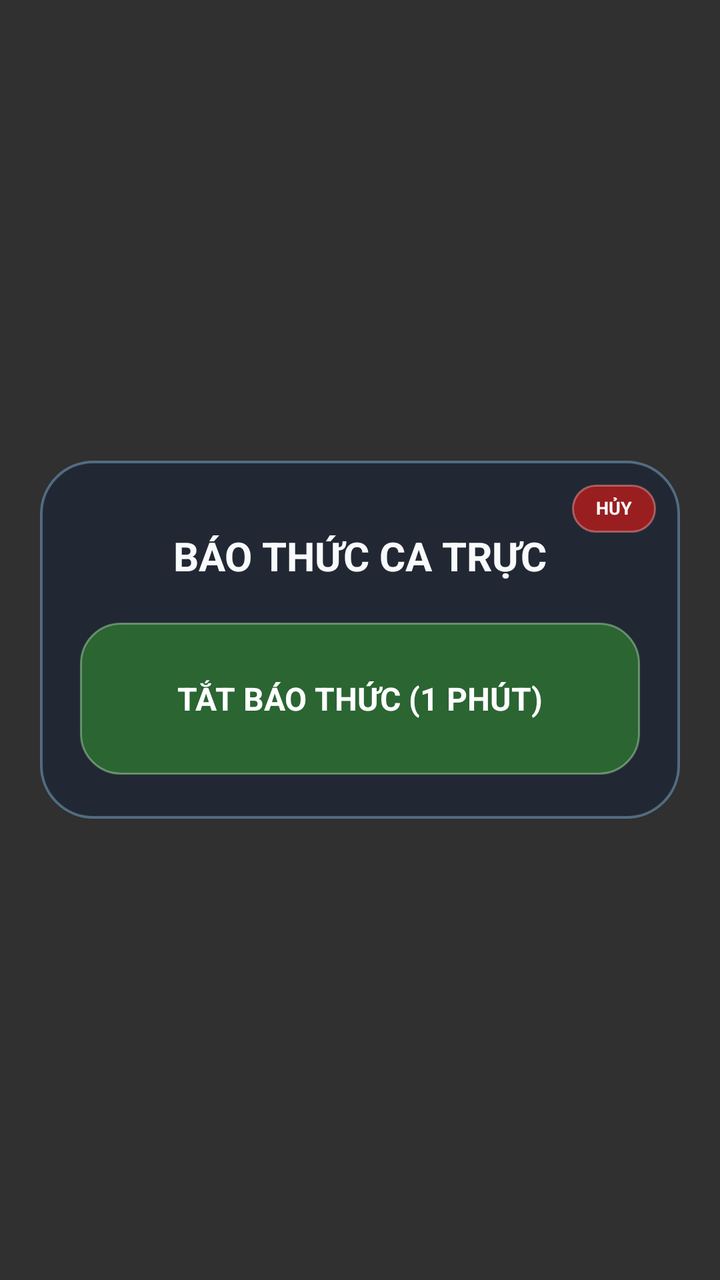
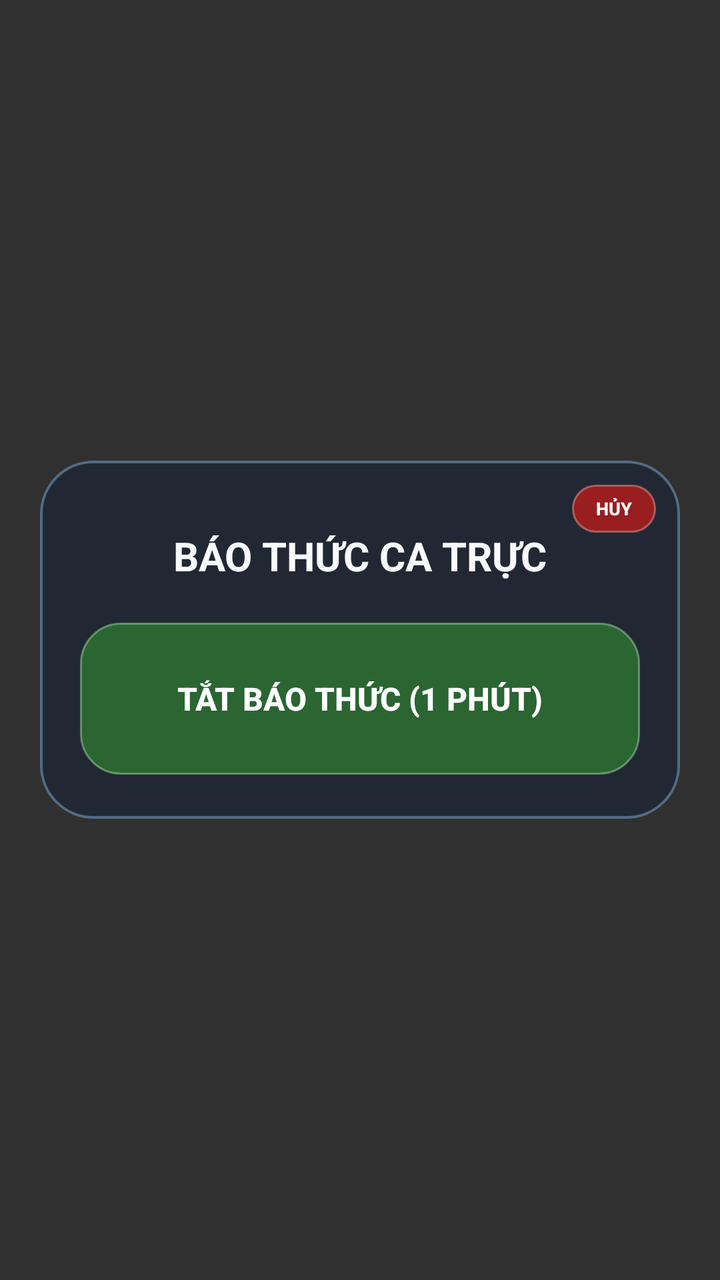

Screens rendered from an Android XML layout before and after an edit, with the pre-edit source and the edit as a unified diff.
<!-- AndroidManifest.xml: application theme Theme.TrucCaAlarm -->
<!-- res/layout/dialog_wake_popup.xml -->
<?xml version="1.0" encoding="utf-8"?>
<FrameLayout xmlns:android="http://schemas.android.com/apk/res/android"
    android:layout_width="match_parent"
    android:layout_height="match_parent"
    android:padding="20dp">

    <FrameLayout
        android:id="@+id/cardWakePopup"
        android:layout_width="match_parent"
        android:layout_height="wrap_content"
        android:layout_gravity="center"
        android:background="@drawable/bg_wake_glass_card">

        <LinearLayout
            android:layout_width="match_parent"
            android:layout_height="wrap_content"
            android:gravity="center_horizontal"
            android:orientation="vertical"
            android:paddingStart="20dp"
            android:paddingTop="34dp"
            android:paddingEnd="20dp"
            android:paddingBottom="22dp">

            <TextView
                android:id="@+id/tvPopupTitle"
                android:layout_width="match_parent"
                android:layout_height="wrap_content"
                android:gravity="center"
                android:lineSpacingExtra="4dp"
                android:text="BÁO THỨC CA TRỰC"
                android:textColor="#F8FAFC"
                android:textSize="20sp"
                android:textStyle="bold" />

            <androidx.appcompat.widget.AppCompatButton
                android:id="@+id/btnSnooze1Min"
                android:layout_width="match_parent"
                android:layout_height="76dp"
                android:layout_marginTop="20dp"
                android:background="@drawable/bg_wake_snooze_btn"
                android:gravity="center"
                android:text="TẮT BÁO THỨC (1 PHÚT)"
                android:textColor="#FFFFFF"
                android:textSize="16sp"
                android:textStyle="bold" />
        </LinearLayout>

        <androidx.appcompat.widget.AppCompatButton
            android:id="@+id/btnCancelHour"
            android:layout_width="42dp"
            android:layout_height="24dp"
            android:layout_gravity="top|end"
            android:layout_marginTop="12dp"
            android:layout_marginEnd="12dp"
            android:background="@drawable/bg_wake_cancel_pill"
            android:gravity="center"
            android:includeFontPadding="false"
            android:minWidth="0dp"
            android:minHeight="0dp"
            android:padding="0dp"
            android:text="HỦY"
            android:textColor="#FFFFFF"
            android:textSize="9sp"
            android:textStyle="bold" />
    </FrameLayout>
</FrameLayout>
<!-- resources referenced by this layout -->
<resources>
  <!-- drawable bg_wake_cancel_pill (drawable) -->
  <?xml version="1.0" encoding="utf-8"?>
  <shape xmlns:android="http://schemas.android.com/apk/res/android"
      android:shape="rectangle">
      <solid android:color="#CCB71C1C" />
      <stroke
          android:width="1dp"
          android:color="#80EF9A9A" />
      <corners android:radius="12dp" />
  </shape>
  <!-- drawable bg_wake_glass_card (drawable) -->
  <?xml version="1.0" encoding="utf-8"?>
  <shape xmlns:android="http://schemas.android.com/apk/res/android"
      android:shape="rectangle">
      <solid android:color="#CC1E2634" />
      <stroke
          android:width="1.2dp"
          android:color="#6690CAF9" />
      <corners android:radius="26dp" />
  </shape>
  <!-- drawable bg_wake_snooze_btn (drawable) -->
  <?xml version="1.0" encoding="utf-8"?>
  <shape xmlns:android="http://schemas.android.com/apk/res/android"
      android:shape="rectangle">
      <solid android:color="#B82E7D32" />
      <stroke
          android:width="1dp"
          android:color="#80A5D6A7" />
      <corners android:radius="20dp" />
  </shape>
  <style name="Theme.TrucCaAlarm" parent="@android:style/Theme.Material.NoActionBar" />
</resources>

<!-- the commit's change to res/layout/dialog_wake_popup.xml (unified diff, before → after) -->
@@ -32,7 +32,7 @@
                 android:textSize="20sp"
                 android:textStyle="bold" />
 
-            <androidx.appcompat.widget.AppCompatButton
+            <Button
                 android:id="@+id/btnSnooze1Min"
                 android:layout_width="match_parent"
                 android:layout_height="76dp"
@@ -45,7 +45,7 @@
                 android:textStyle="bold" />
         </LinearLayout>
 
-        <androidx.appcompat.widget.AppCompatButton
+        <Button
             android:id="@+id/btnCancelHour"
             android:layout_width="42dp"
             android:layout_height="24dp"
@@ -54,7 +54,6 @@
             android:layout_marginEnd="12dp"
             android:background="@drawable/bg_wake_cancel_pill"
             android:gravity="center"
-            android:includeFontPadding="false"
             android:minWidth="0dp"
             android:minHeight="0dp"
             android:padding="0dp"
